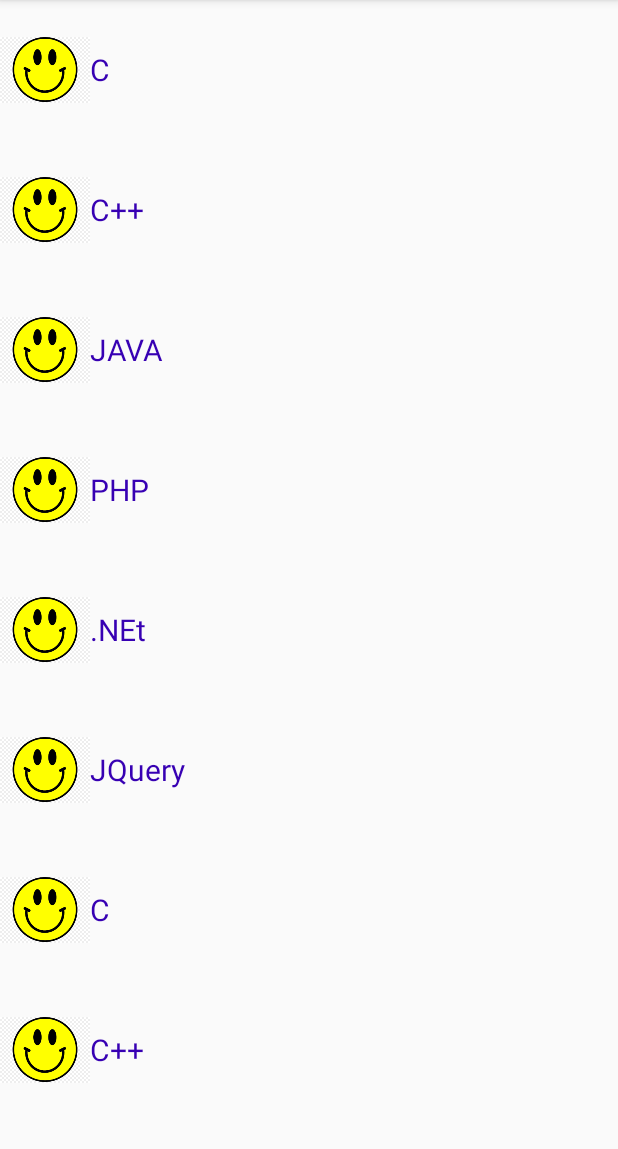
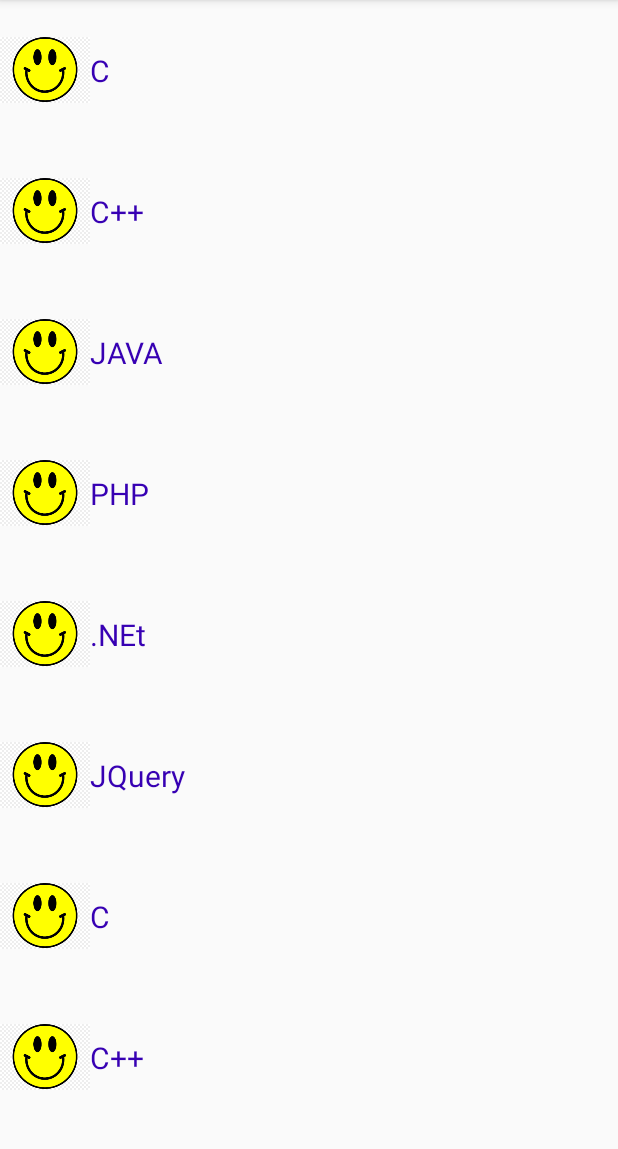
Before and after one commit to sumonece15/RecyclerView-Example2, an Android app: the screen it shows after launch (MainActivity), on a phone screen of 412 x 824 dp, the part 84-1233 px from its top. Run offline under Robolectric (Android 15) with nearby library versions, the phone set to English and light mode, and no system bars.

Commit message:
RecyclerView Example2 (1.0)

```diff
--- a/app/src/main/res/layout/single_row.xml
+++ b/app/src/main/res/layout/single_row.xml
@@ -1,7 +1,7 @@
 <?xml version="1.0" encoding="utf-8"?>
 <androidx.appcompat.widget.LinearLayoutCompat xmlns:android="http://schemas.android.com/apk/res/android"
     android:layout_width="match_parent"
-    android:layout_height="93dp">
+    android:layout_height="94dp">
 
     <ImageView
         android:id="@+id/img1"
```
